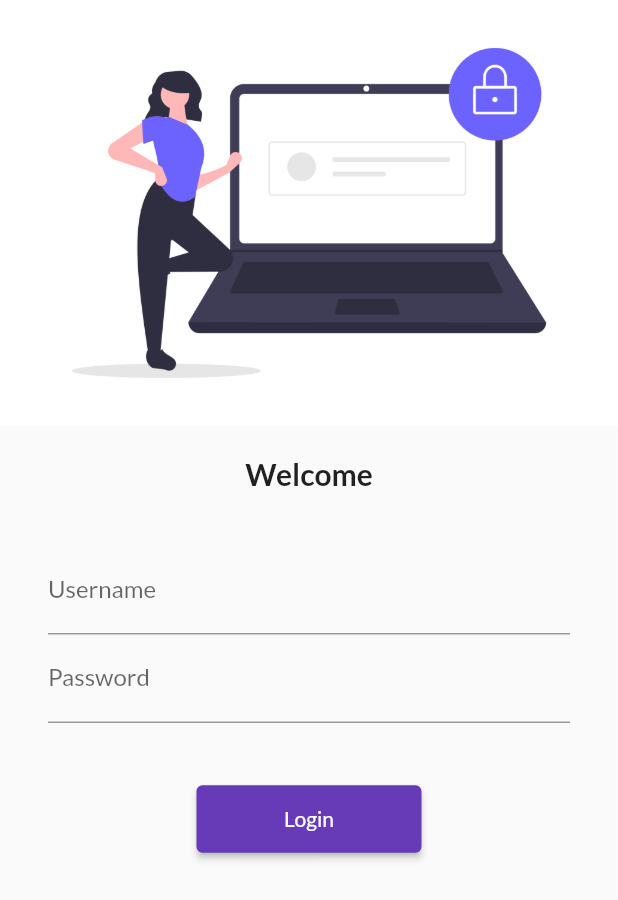
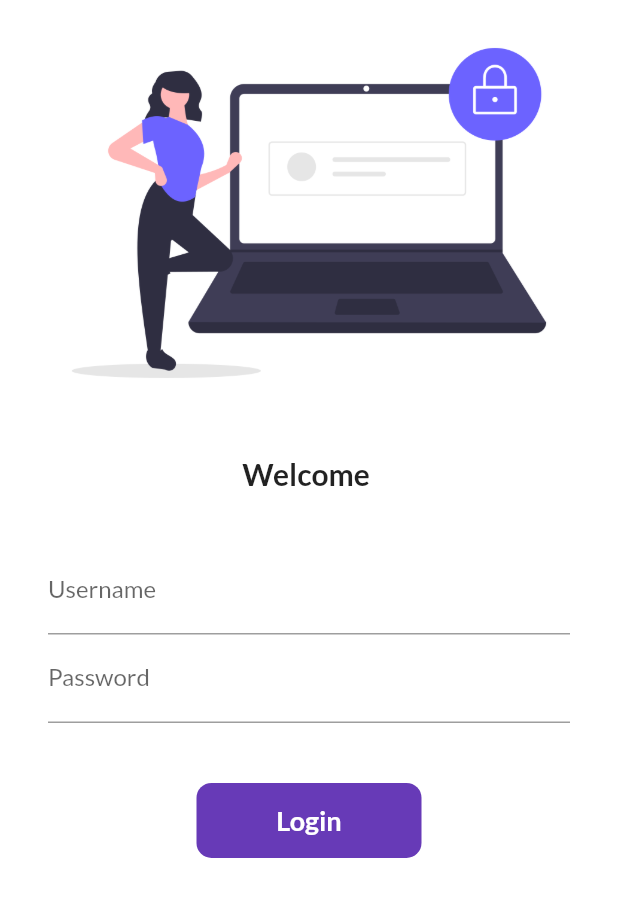
Before and after one commit to bamakant/FlutterTutorials, a Flutter app: the screen it shows after launch, on a phone screen of 412 x 824 dp. Shown: the top 900 px of the screen. Run offline on Flutter 3.47's test engine with Material 2 defaults, Android fonts, the phone set to English and light mode, and no system bars; our stand-ins replace google_fonts.

Commit message:
Day 6 completed

```diff
--- a/lib/pages/login_page.dart
+++ b/lib/pages/login_page.dart
@@ -3,12 +3,21 @@
 import 'package:flutter/material.dart';
 import 'package:flutter_catalog/utils/routes.dart';
 
-class LoginPage extends StatelessWidget {
+class LoginPage extends StatefulWidget {
   const LoginPage({Key? key}) : super(key: key);
+
+  @override
+  State<LoginPage> createState() => _LoginPageState();
+}
+
+class _LoginPageState extends State<LoginPage> {
+  String name = "";
+  bool changeState = false;
 
   @override
   Widget build(BuildContext context) {
     return Material(
+        color: Colors.white,
         child: SingleChildScrollView(
           child: Column(
             children: [
@@ -16,14 +25,14 @@ class LoginPage extends StatelessWidget {
               SizedBox(
                 height: 20.0,
               ),
-          Text("Welcome",
+              Text("Welcome $name",
                   style: TextStyle(fontSize: 20, fontWeight: FontWeight.bold)),
               SizedBox(
                 height: 20.0,
               ),
               Padding(
-            padding:
-                const EdgeInsets.symmetric(vertical: 16.0, horizontal: 32.0),
+                padding: const EdgeInsets.symmetric(
+                    vertical: 16.0, horizontal: 32.0),
                 child: Column(
                   children: [
                     TextFormField(
@@ -31,6 +40,10 @@ class LoginPage extends StatelessWidget {
                         hintText: "Enter username",
                         labelText: "Username",
                       ),
+                      onChanged: (value) {
+                        name = value;
+                        setState(() {});
+                      },
                     ),
                     TextFormField(
                       obscureText: true,
@@ -42,13 +55,46 @@ class LoginPage extends StatelessWidget {
                     SizedBox(
                       height: 40.0,
                     ),
-                ElevatedButton(
-                  onPressed: () {
+                    InkWell(
+                      onTap: () async {
+                        setState(() {
+                          changeState = true;
+                        });
+
+                        await Future.delayed(Duration(seconds: 1));
                         Navigator.pushNamed(context, MyRoute.homeRoute);
                       },
-                  child: Text("Login"),
-                  style: TextButton.styleFrom(minimumSize: Size(150, 45)),
+                      child: AnimatedContainer(
+                        duration: Duration(seconds: 1),
+                        height: 50.0,
+                        width: changeState ? 50.0 : 150.0,
+                        alignment: Alignment.center,
+                        child: changeState
+                            ? Icon(
+                                Icons.done,
+                                color: Colors.white,
+                              )
+                            : Text(
+                                "Login",
+                                style: TextStyle(
+                                    color: Colors.white,
+                                    fontWeight: FontWeight.bold,
+                                    fontSize: 18.0),
                               ),
+                        decoration: BoxDecoration(
+                            color: Colors.deepPurple,
+                            borderRadius: changeState
+                                ? BorderRadius.circular(50.0)
+                                : BorderRadius.circular(10.0)),
+                      ),
+                    )
+                    // ElevatedButton(
+                    //   onPressed: () {
+                    //     Navigator.pushNamed(context, MyRoute.homeRoute);
+                    //   },
+                    //   child: Text("Login"),
+                    //   style: TextButton.styleFrom(minimumSize: Size(150, 45)),
+                    // ),
                   ],
                 ),
               )
```
Lines whose indentation alone changed are shown as unchanged.
